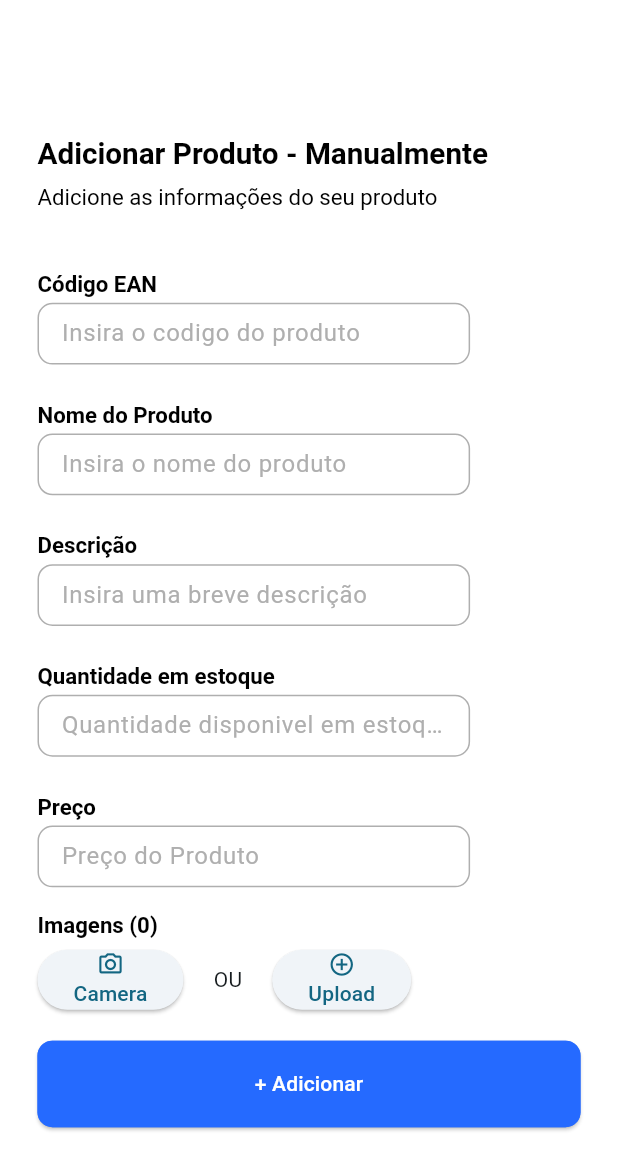
After one commit to ArthurHoshino/FidelemApp, a Flutter app: the AddManualView screen opened by its route, after a tap on "Upload", on a phone screen of 412 x 824 dp. The commit adds this screen. Shown: the top 1170 px of the screen. Run offline on Flutter 3.47's test engine with Material 3 defaults, Android fonts, the phone set to English and light mode, and no system bars; our stand-ins replace decimal, drift, image_picker; accounts and stored records are empty; generated files the repository leaves out were written again.

Commit message:
Criação da pagina de adcionar item manualmente no inventario Alteração no widget fid_button para criar um preset 'big'

```diff
--- a/lib/core/widgets/fid_button.dart
+++ b/lib/core/widgets/fid_button.dart
@@ -15,6 +15,23 @@ class FIDButton extends StatelessWidget {
     "bottom": 0.05,
     "right": 0.05,
     "left": 0.05,
+  };
+
+  static Map<String, dynamic> big = {
+    "onPressed": null,
+    "text": "",
+    "width": 0.9,
+    "height": 0.07,
+    "borderRadius": 10.0,
+    "borderColor": Color.fromARGB(255, 37, 106, 255),
+    "BGColor": Color.fromARGB(255, 37, 106, 255),
+    "textColor": Color.fromARGB(255, 255, 255, 255),
+    "padding": {
+      "top": 0.00,
+      "bottom": 0.05,
+      "right": 0.00,
+      "left": 0.00,
+    },
   };
 
   static Map<String, dynamic> medium = {
--- /dev/null
+++ b/lib/modules/inventario/add_manual/add_manual_view.dart
@@ -0,0 +1,227 @@
+import 'dart:io';
+
+import 'package:flutter/material.dart';
+import 'package:fidelem_app/core/widgets/fid_text.dart';
+import 'package:fidelem_app/core/widgets/fid_input_box.dart';
+import 'package:fidelem_app/core/widgets/fid_button.dart';
+import 'package:image_picker/image_picker.dart';
+// const normalPadding
+
+List<File> testeLista = [];
+
+class AddManualView extends StatefulWidget{
+  const AddManualView({super.key});
+
+  @override
+  State<AddManualView> createState() => _AddManualViewState();
+}
+
+
+class _AddManualViewState extends State<AddManualView> {
+  var _nImagem = 0;
+  void atualizaImagem () {
+    setState(() {
+      {
+        _nImagem = testeLista.length;
+      }
+    });
+    // _nImagem++;
+  }
+
+
+
+  @override
+  Widget build(BuildContext context) {
+    return Scaffold(
+      backgroundColor: Colors.white,
+      body: Padding(
+
+        padding: EdgeInsetsGeometry.directional(top: 50, start: 25, end: 25),
+        child: SingleChildScrollView(child:
+          Column(
+                  spacing: 0.04,
+                  crossAxisAlignment: CrossAxisAlignment.start,
+                  children: [
+
+                    FIDText(
+                      baseText: "Adicionar Produto - Manualmente",
+                      fontSize: 0.024,
+                      fontWeight: FontWeight.bold,
+                      color: Colors.black,
+                      textAlign: TextAlign.start,
+                      padding: {
+                        "top": 0.05,
+                        "bottom": 0.01
+                      },
+                    ),
+
+                    FIDText(
+                      baseText: "Adicione as informações do seu produto",
+                      fontSize: 0.018,
+                      color: Colors.black,
+                      textAlign: TextAlign.start,
+                      padding: {
+                        "top": 0.0,
+                        "bottom": 0.05,
+                      }
+                    ),
+
+                    // FIDLine(width: ,),
+
+                    // UM INPUT
+                    FIDText(
+                      baseText: "Código EAN",
+                      fontSize: 0.018,
+                      color: Colors.black,
+                      textAlign: TextAlign.start,
+                      fontWeight: FontWeight.bold,
+                      padding: {
+                        "top": 0.0,
+                        "bottom": 0.005,
+                      }
+                    ),
+                    FIDInputBox(text: "Insira o codigo do produto", padding: {"bottom": 0.03}, preset: FIDInputBox.medium),
+                    //
+                    FIDText(
+                      baseText: "Nome do Produto",
+                      fontSize: 0.018,
+                      color: Colors.black,
+                      textAlign: TextAlign.start,
+                      fontWeight: FontWeight.bold,
+                      padding: {
+                        "top": 0.0,
+                        "bottom": 0.005,
+                      }
+                    ),
+                    FIDInputBox(text: "Insira o nome do produto", padding: {"bottom": 0.03}, preset: FIDInputBox.medium),
+                    //
+                    FIDText(
+                      baseText: "Descrição",
+                      fontSize: 0.018,
+                      color: Colors.black,
+                      textAlign: TextAlign.start,
+                      fontWeight: FontWeight.bold,
+                      padding: {
+                        "top": 0.0,
+                        "bottom": 0.005,
+                      }
+                    ),
+                    FIDInputBox(text: "Insira uma breve descrição", padding: {"bottom": 0.03}, preset: FIDInputBox.medium),
+                    //
+                    FIDText(
+                      baseText: "Quantidade em estoque",
+                      fontSize: 0.018,
+                      color: Colors.black,
+                      textAlign: TextAlign.start,
+                      fontWeight: FontWeight.bold,
+                      padding: {
+                        "top": 0.0,
+                        "bottom": 0.005,
+                      }
+                    ),
+                    FIDInputBox(text: "Quantidade disponivel em estoque", padding: {"bottom": 0.03}, preset: FIDInputBox.medium),
+                    //
+                    FIDText(
+                      baseText: "Preço",
+                      fontSize: 0.018,
+                      color: Colors.black,
+                      textAlign: TextAlign.start,
+                      fontWeight: FontWeight.bold,
+                      padding: {
+                        "top": 0.0,
+                        "bottom": 0.005,
+                      }
+                    ),
+                    FIDInputBox(text: "Preço do Produto", padding: {"bottom": 0.02}, preset: FIDInputBox.medium),
+
+
+                    FIDText(
+                      baseText: "Imagens ($_nImagem)" ,
+                      fontSize: 0.018,
+                      color: Colors.black,
+                      textAlign: TextAlign.start,
+                      fontWeight: FontWeight.bold,
+                      padding: {
+                        "top": 0.0,
+                        "bottom": 0.005,
+                      }
+                    ),
+                    Row(
+                      spacing: 20,
+                      children: [
+                        ElevatedButton(
+                          child: Column(
+                            children: [
+                              Icon(Icons.camera_alt_outlined),
+                              Text("Camera")
+                            ],
+                          ),
+                          onPressed: () async {
+                            File? img;
+                            final picker = ImagePicker();
+
+                            final pickedFile = await picker.pickImage(source: ImageSource.camera);
+
+                            if(pickedFile != null){
+                              img = File(pickedFile.path);
+                              testeLista.add(img);
+                              atualizaImagem();
+
+                            }}),
+
+                          Text("OU"),
+
+                          ElevatedButton(
+                            onPressed: () async{
+                              File? img;
+                              final picker = ImagePicker();
+
+                              final pickedFile = await picker.pickImage(source: ImageSource.gallery);
+
+                              if(pickedFile != null){
+                                img = File(pickedFile.path);
+                                testeLista.add(img);
+                                atualizaImagem();
+
+                              }
+                            },
+
+                            child: Column(
+                              children: [
+                                Icon(Icons.add_circle_outline),
+                                Text("Upload")
+                              ],
+                            )
+                          )
+                      ],
+                    ),
+
+                    FIDButton(text: "+ Adicionar", preset: FIDButton.big, padding: {"top": 0.02}, onPressed: (){print(testeLista);},),
+                ],
+              ),
+        )
+      ),
+    );
+  }
+
+}
+
+
+// VOU DEIXAR A FUNÇÃO AQUI, NÃO CONSEGUI FAZER ELA FUNCIONAR NORMAL
+// escolherImagem(String tipo) async {
+//   File? img;
+//   final picker = ImagePicker();
+//   final pickedFile;
+
+//   if (tipo == "galeria"){
+//     pickedFile = await picker.pickImage(source: ImageSource.gallery);
+//   } else {
+//     pickedFile = await picker.pickImage(source: ImageSource.camera);
+//   }
+
+//   if(pickedFile != null){
+//     img = File(pickedFile.path);
+//     setState () {};
+
+//   }
+// }
--- a/lib/routes.dart
+++ b/lib/routes.dart
@@ -5,6 +5,8 @@ import 'package:fidelem_app/modules/carrinho/carrinho_view.dart';
 import 'package:fidelem_app/modules/carrinho/pages/payment_selection_view.dart';
 import 'package:fidelem_app/modules/carrinho/pages/checkout_success_view.dart';
 import 'package:flutter/widgets.dart';
+import 'package:fidelem_app/modules/inventario/add_manual/add_manual_view.dart';
+import 'package:path/path.dart';
 
 class Routes {
   // Rotas de fluxo geral
@@ -32,6 +34,7 @@ class Routes {
       registroPage: (context) => const RegistroView(),
       loginPage: (context) => const LoginView(),
       redefinirSenhaPage: (context) => const RedefinirSenhaView(),
+      adicionarProdutoManualPage: (context) => const AddManualView(),
       carrinhoPage: (context) => const CarrinhoView(),
       paymentSelectionPage: (context) => const PaymentSelectionView(),
       checkoutSuccessPage: (context) => const CheckoutSuccessView(),
--- a/pubspec.yaml
+++ b/pubspec.yaml
@@ -40,6 +40,7 @@ dependencies:
   # Use with the CupertinoIcons class for iOS style icons.
   cupertino_icons: ^1.0.8
   http: ^1.6.0
+  image_picker: ^1.2.1
 
 dev_dependencies:
   flutter_test:
```
Also changed, not shown: lib/modules/inventario/add_manual/add_manual_model.dart (added), lib/modules/inventario/add_manual/add_manual_viewmodel.dart (added), pubspec.lock.
